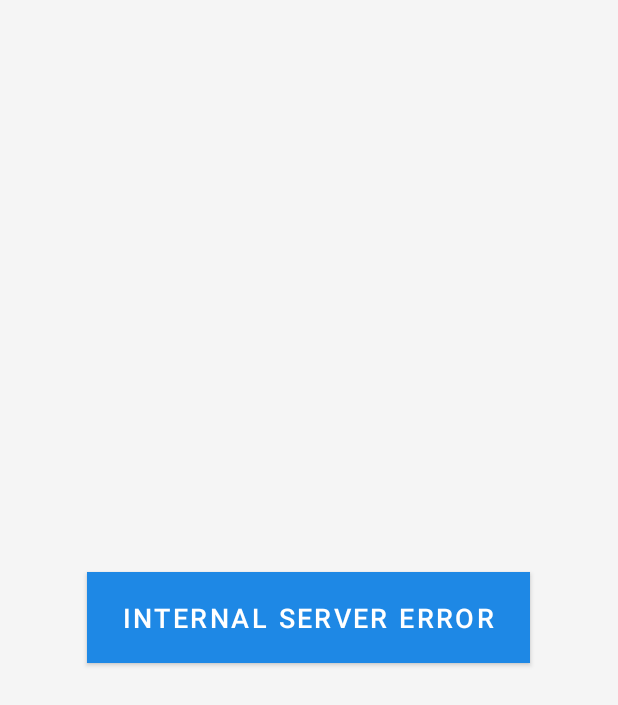
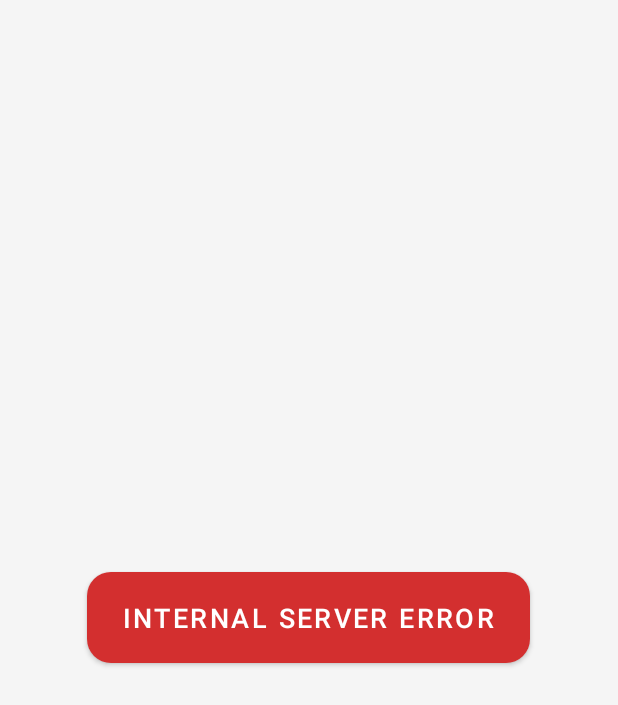
Before and after one commit to Ashtonk216/PlaneSpot, an Android app built with Jetpack Compose: the screen it shows after launch (MainActivity), after a tap on "FIND PLANE NEAR ME", on a phone screen of 412 x 824 dp. Shown: the top 705 px of the screen. Run offline under Robolectric (Android 15) with nearby library versions, the phone set to English and light mode, and no system bars.

```diff
--- a/app/src/main/java/edu/vt/mobiledev/planespot/MainActivity.kt
+++ b/app/src/main/java/edu/vt/mobiledev/planespot/MainActivity.kt
@@ -109,31 +109,34 @@ class MainActivity : AppCompatActivity() {
         }
     }
 
-
-    private fun renderView(){
-
-        //Render the Find Plane Button Based on the Status of the Find
-        binding.findPlaneButton.isEnabled = !mainViewModel.getButtonWaiting()
-        binding.findPlaneButton.text = if (mainViewModel.getButtonWaiting())
-            getString(R.string.find_button_loading) else getString(R.string.find_button)
-
+    private fun renderView() {
+        val errorColor = ContextCompat.getColorStateList(this, R.color.colorError)
+        val normalColor = ContextCompat.getColorStateList(this, R.color.colorPrimary)
         if (mainViewModel.getFlightFoundError()) {
             binding.findPlaneButton.apply {
                 isEnabled = true
                 text = getString(R.string.flight_not_found)
-                setBackgroundColor(ContextCompat.getColor(this@MainActivity, R.color.colorError))
+                backgroundTintList = errorColor
             }
+            return
         }
-
         if (mainViewModel.getServerError()) {
             binding.findPlaneButton.apply {
                 isEnabled = true
                 text = getString(R.string.server_error)
-                setBackgroundColor(ContextCompat.getColor(this@MainActivity, R.color.colorError))
+                backgroundTintList = errorColor
             }
+            return
         }
-
-
+        // Default state
+        binding.findPlaneButton.apply {
+            isEnabled = !mainViewModel.getButtonWaiting()
+            text = if (mainViewModel.getButtonWaiting())
+                getString(R.string.find_button_loading)
+            else
+                getString(R.string.find_button)
+            backgroundTintList = normalColor
+        }
     }
 
 
```
Also changed, not shown: app/src/main/java/edu/vt/mobiledev/planespot/api/FlightItem.kt (+4 -4 lines).
